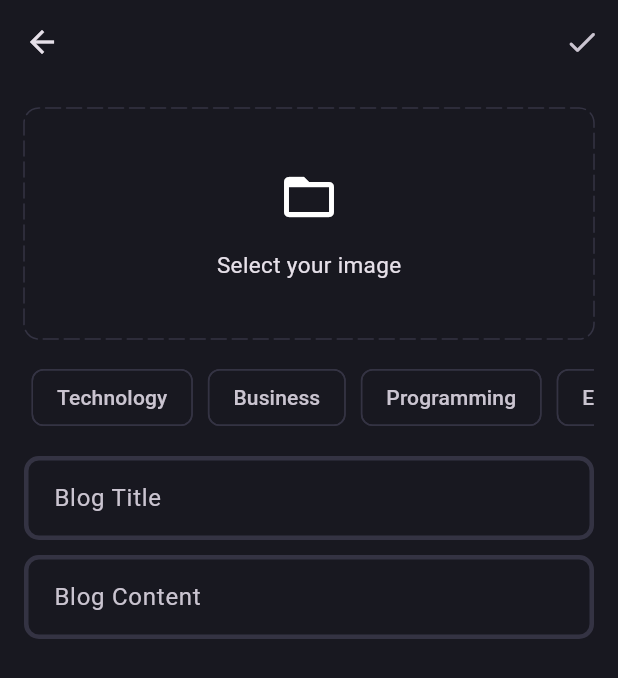
After one commit to ranjitDhiman1990/blog_app, a Flutter app: the BlogPage screen opened directly, after a tap on an icon or button, on a phone screen of 412 x 824 dp. The commit adds this screen. Shown: the top 678 px of the screen. Run offline on Flutter 3.47's test engine with Material 3 defaults, Android fonts, the phone set to English and light mode, and no system bars; drawn by our look-alikes of dotted_border; our stand-ins replace flutter_bloc, fpdart, get_it, supabase_flutter; accounts and stored records are empty.

Commit message:
Add New Blog static UI done

```diff
--- a/lib/core/theme/theme.dart
+++ b/lib/core/theme/theme.dart
@@ -15,6 +15,12 @@ class AppTheme {
     appBarTheme: const AppBarTheme(
       backgroundColor: AppPallete.backgroundColor,
     ),
+    chipTheme: const ChipThemeData(
+      color: WidgetStatePropertyAll(
+        AppPallete.backgroundColor,
+      ),
+      side: BorderSide.none,
+    ),
     inputDecorationTheme: InputDecorationTheme(
       contentPadding: const EdgeInsets.all(16),
       enabledBorder: _border(),
--- /dev/null
+++ b/lib/features/blog/presentation/pages/add_new_blog_page.dart
@@ -0,0 +1,138 @@
+import 'package:blog_app/core/theme/app_pallete.dart';
+import 'package:blog_app/features/blog/presentation/widgets/blog_editor.dart';
+import 'package:dotted_border/dotted_border.dart';
+import 'package:flutter/material.dart';
+
+class AddNewBlogPage extends StatefulWidget {
+  static route() => MaterialPageRoute(
+        builder: (context) => const AddNewBlogPage(),
+      );
+
+  const AddNewBlogPage({super.key});
+
+  @override
+  State<AddNewBlogPage> createState() => _AddNewBlogPageState();
+}
+
+class _AddNewBlogPageState extends State<AddNewBlogPage> {
+  final titleController = TextEditingController();
+  final contentController = TextEditingController();
+  List<String> selectedTopics = [];
+
+  @override
+  void dispose() {
+    super.dispose();
+    titleController.dispose();
+    contentController.dispose();
+  }
+
+  @override
+  Widget build(BuildContext context) {
+    return Scaffold(
+      appBar: AppBar(
+        actions: [
+          IconButton(
+            onPressed: () {},
+            icon: const Icon(Icons.done_rounded),
+          ),
+        ],
+      ),
+      body: SingleChildScrollView(
+        child: Padding(
+          padding: const EdgeInsets.all(16.0),
+          child: Column(
+            children: [
+              DottedBorder(
+                color: AppPallete.borderColor,
+                dashPattern: const [
+                  10,
+                  4,
+                ],
+                radius: const Radius.circular(10),
+                borderType: BorderType.RRect,
+                strokeCap: StrokeCap.round,
+                child: Container(
+                  height: 150,
+                  width: double.infinity,
+                  child: const Column(
+                    mainAxisAlignment: MainAxisAlignment.center,
+                    children: [
+                      Icon(
+                        Icons.folder_open,
+                        size: 40,
+                      ),
+                      SizedBox(
+                        height: 15,
+                      ),
+                      Text(
+                        'Select your image',
+                        style: TextStyle(fontSize: 15),
+                      ),
+                    ],
+                  ),
+                ),
+              ),
+              const SizedBox(
+                height: 10,
+              ),
+              SingleChildScrollView(
+                scrollDirection: Axis.horizontal,
+                child: Row(
+                  children: [
+                    'Technology',
+                    'Business',
+                    'Programming',
+                    'Entertainment',
+                  ]
+                      .map(
+                        (e) => Padding(
+                          padding: const EdgeInsets.all(5.0),
+                          child: GestureDetector(
+                            onTap: () {
+                              if (selectedTopics.contains(e)) {
+                                selectedTopics.remove(e);
+                              } else {
+                                selectedTopics.add(e);
+                              }
+                              setState(() {});
+                            },
+                            child: Chip(
+                              label: Text(e),
+                              color: selectedTopics.contains(e)
+                                  ? const WidgetStatePropertyAll(
+                                      AppPallete.gradient1,
+                                    )
+                                  : null,
+                              side: selectedTopics.contains(e)
+                                  ? null
+                                  : const BorderSide(
+                                      color: AppPallete.borderColor,
+                                    ),
+                            ),
+                          ),
+                        ),
+                      )
+                      .toList(),
+                ),
+              ),
+              const SizedBox(
+                height: 10,
+              ),
+              BlogEditor(
+                controller: titleController,
+                hintText: 'Blog Title',
+              ),
+              const SizedBox(
+                height: 10,
+              ),
+              BlogEditor(
+                controller: contentController,
+                hintText: 'Blog Content',
+              ),
+            ],
+          ),
+        ),
+      ),
+    );
+  }
+}
--- a/lib/features/blog/presentation/pages/blog_page.dart
+++ b/lib/features/blog/presentation/pages/blog_page.dart
@@ -1,3 +1,5 @@
+import 'package:blog_app/features/blog/presentation/pages/add_new_blog_page.dart';
+import 'package:flutter/cupertino.dart';
 import 'package:flutter/material.dart';
 
 class BlogPage extends StatelessWidget {
@@ -8,6 +10,18 @@ class BlogPage extends StatelessWidget {
 
   @override
   Widget build(BuildContext context) {
-    return const Center(child: Text("Blog Page"));
+    return Scaffold(
+      appBar: AppBar(
+        title: const Text('Blog App'),
+        actions: [
+          IconButton(
+            onPressed: () {
+              Navigator.push(context, AddNewBlogPage.route());
+            },
+            icon: const Icon(CupertinoIcons.add_circled),
+          ),
+        ],
+      ),
+    );
   }
 }
--- /dev/null
+++ b/lib/features/blog/presentation/widgets/blog_editor.dart
@@ -0,0 +1,23 @@
+import 'package:flutter/cupertino.dart';
+import 'package:flutter/material.dart';
+
+class BlogEditor extends StatelessWidget {
+  final TextEditingController controller;
+  final String hintText;
+  const BlogEditor({
+    super.key,
+    required this.controller,
+    required this.hintText,
+  });
+
+  @override
+  Widget build(BuildContext context) {
+    return TextFormField(
+      controller: controller,
+      decoration: InputDecoration(
+        hintText: hintText,
+      ),
+      maxLines: null,
+    );
+  }
+}
--- a/pubspec.yaml
+++ b/pubspec.yaml
@@ -40,6 +40,7 @@ dependencies:
   flutter_bloc: ^8.1.6
   flutter_secure_storage: ^9.2.2
   get_it: ^8.0.2
+  dotted_border: ^2.1.0
 
 dev_dependencies:
   flutter_test:
```
Also changed, not shown: pubspec.lock, 6 other files.
